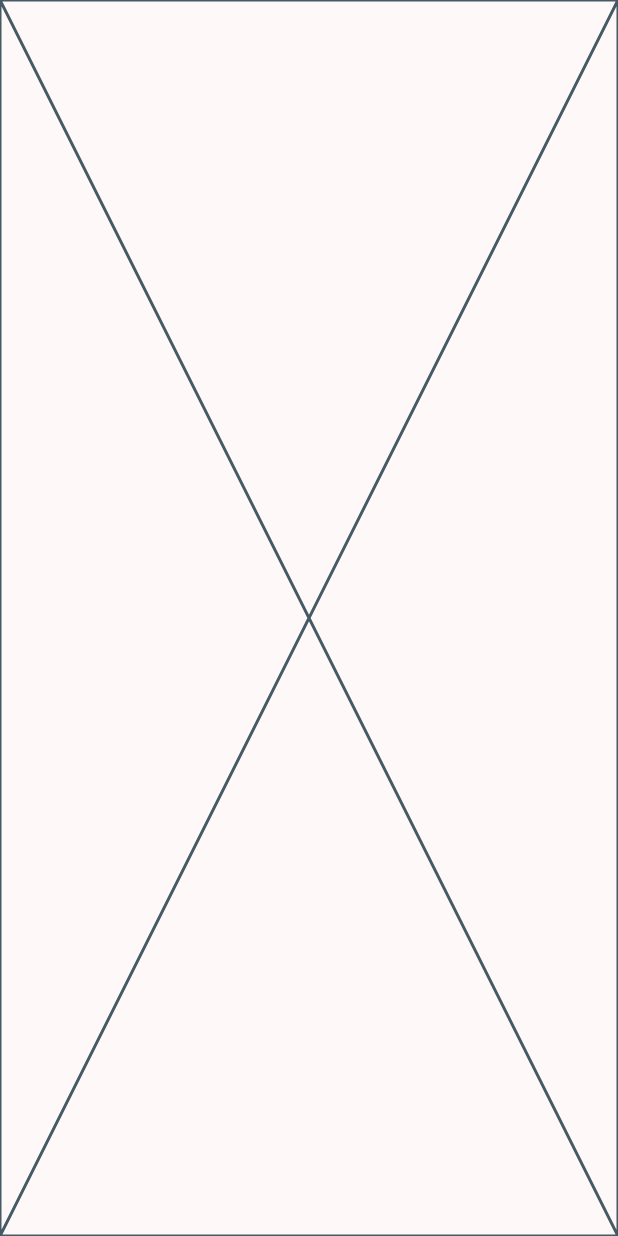
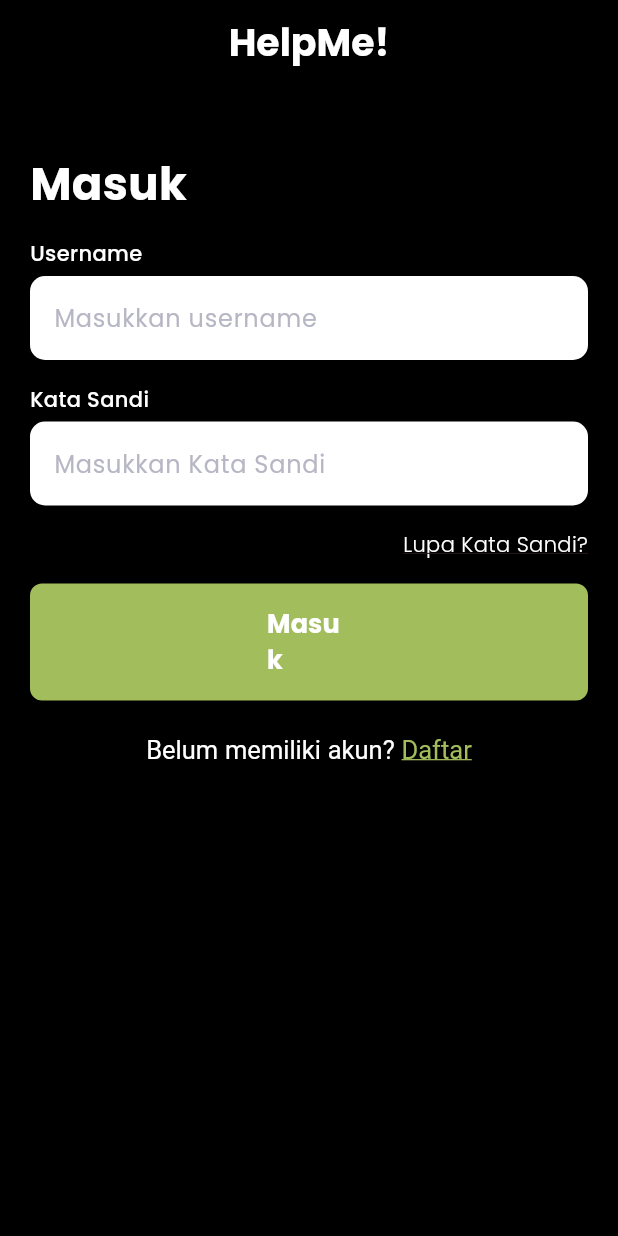
Before and after one commit to TreeAngel/help_me_alpha_dev, a Flutter app: the screen it shows after launch, on a phone screen of 412 x 824 dp. Run offline on Flutter 3.47's test engine with Material 3 defaults, Android fonts, the phone set to English and light mode, and no system bars; our stand-ins replace dio, geolocator, go_router, google_fonts.

Commit message:
first commit

```diff
--- a/lib/configs/app_colors.dart
+++ b/lib/configs/app_colors.dart
@@ -1,16 +1,17 @@
 import 'package:flutter/material.dart';
 
-@immutable
 class AppColors {
   static const primary = Color(0xFFE5FF7F);
 
   static const black = Color(0xFF000000);
   static const Color grey = Color(0xFFB7B6C4);
+  static const Color greyinput = Color(0xFFB7B6C4);
   static const white = Color(0xFFFFFFFF);
 
   static const vividRed = Color(0xFFEE3F3F);
   static const salmonPink = Color(0xFFFF7F7F);
   static const limeGreen = Color(0xFF6CC51D);
+  static const mitraGreen = Color(0xFFA2BD5B);
   static const goldenYellow = Color(0xFFFFC107);
   static const aquamarine = Color(0xFF95FACF);
 
--- a/lib/configs/app_route.dart
+++ b/lib/configs/app_route.dart
@@ -1,5 +1,5 @@
 import 'package:go_router/go_router.dart';
-import 'package:help_me_alpha_dev/ui/pages/home_page.dart';
+import 'package:help_me_mitra_alpha_ver/ui/pages/home_page.dart';
 
 class AppRoute {
   static GoRouter get appRoute {
--- a/lib/configs/app_theme.dart
+++ b/lib/configs/app_theme.dart
@@ -1,6 +1,6 @@
 import 'package:flutter/material.dart';
 import 'package:google_fonts/google_fonts.dart';
-import 'package:help_me_alpha_dev/configs/app_colors.dart';
+import 'package:help_me_mitra_alpha_ver/configs/app_colors.dart';
 
 class AppTheme {
   static ThemeData get appTheme {
@@ -11,7 +11,7 @@ class AppTheme {
         centerTitle: true,
         backgroundColor: Colors.transparent,
       ),
-      fontFamily: GoogleFonts.inter().fontFamily,
+      fontFamily: GoogleFonts.poppins().fontFamily,
     );
   }
 }
--- a/lib/main.dart
+++ b/lib/main.dart
@@ -1,6 +1,8 @@
 import 'package:flutter/material.dart';
-import 'package:help_me_alpha_dev/configs/app_theme.dart';
-import 'package:help_me_alpha_dev/ui/pages/home_page.dart';
+import 'package:help_me_mitra_alpha_ver/configs/app_theme.dart';
+import 'package:help_me_mitra_alpha_ver/ui/pages/home_page.dart';
+import 'package:help_me_mitra_alpha_ver/ui/pages/register_page.dart';
+import 'package:help_me_mitra_alpha_ver/ui/pages/login_page.dart';
 
 void main() {
   runApp(const MainApp());
@@ -12,8 +14,10 @@ class MainApp extends StatelessWidget {
   @override
   Widget build(BuildContext context) {
     return MaterialApp(
+      debugShowCheckedModeBanner: false,
+      title: 'Login',
       theme: AppTheme.appTheme,
-      home: const HomePage(),
+      home: const LoginPageView(),
     );
   }
 }
--- a/lib/services/api_helper.dart
+++ b/lib/services/api_helper.dart
@@ -1,6 +1,6 @@
 import 'package:dio/dio.dart';
-import 'package:help_me_alpha_dev/services/geolocator.dart';
-import 'package:help_me_alpha_dev/utils/logging.dart';
+import 'package:help_me_mitra_alpha_ver/services/geolocator.dart';
+import 'package:help_me_mitra_alpha_ver/utils/logging.dart';
 
 class ApiHelper {
   static const baseUrl = null;
--- a/lib/ui/pages/home_page.dart
+++ b/lib/ui/pages/home_page.dart
@@ -1,6 +1,6 @@
 import 'package:flutter/material.dart';
-import 'package:help_me_alpha_dev/configs/app_colors.dart';
-import 'package:help_me_alpha_dev/ui/widgets/gradient_card.dart';
+import 'package:help_me_mitra_alpha_ver/configs/app_colors.dart';
+import 'package:help_me_mitra_alpha_ver/ui/widgets/gradient_card.dart';
 
 class HomePage extends StatelessWidget {
   const HomePage({super.key});
--- /dev/null
+++ b/lib/ui/pages/login_page.dart
@@ -0,0 +1,436 @@
+import 'package:flutter/material.dart';
+import 'package:google_fonts/google_fonts.dart';
+import 'package:help_me_mitra_alpha_ver/configs/app_colors.dart';
+
+class LoginPageView extends StatelessWidget {
+  const LoginPageView({super.key});
+
+  @override
+  Widget build(BuildContext context) {
+    return Scaffold(
+      appBar: AppBar(
+        title: const Text('HelpMe!', style: TextStyle(
+          fontFamily: "poppins",
+          color: Colors.white,
+          fontSize: 25.21,
+          fontWeight: FontWeight.bold,
+        ),)
+      ),
+      backgroundColor: Colors.black,
+      body: Padding(
+        padding: const EdgeInsets.all(20.0),
+        child: Column(
+          crossAxisAlignment: CrossAxisAlignment.start,
+          children: [
+          const SizedBox(height: 25),
+            Text(
+              "Masuk",
+              style: GoogleFonts.poppins(
+                color: Colors.white,
+                fontSize: 30,
+                fontWeight: FontWeight.bold,
+              ),
+            ),
+            const SizedBox(height: 15),
+            Text(
+              "Username",
+              style: GoogleFonts.poppins(
+                color: Colors.white,
+                fontSize: 14,
+                fontWeight: FontWeight.w500,
+              ),
+            ),
+            const SizedBox(height: 5),
+            TextField(
+              style: const TextStyle(color: Colors.black ),
+              decoration: InputDecoration(
+                filled: true,
+                fillColor: Colors.white,
+                hintText: 'Masukkan username',
+                hintStyle: GoogleFonts.poppins(color: AppColors.greyinput),
+                border: OutlineInputBorder(
+                  borderRadius: BorderRadius.circular(10),
+                  borderSide: BorderSide.none,
+                ),
+              ),
+            ),
+            const SizedBox(height: 16),
+             Text(
+              "Kata Sandi",
+              style: GoogleFonts.poppins(
+                color: Colors.white,
+                fontSize: 14,
+                fontWeight: FontWeight.w500,
+              ),
+            ),
+            const SizedBox(height: 5),
+              TextField(
+              style: const TextStyle(color: Colors.black ),
+              decoration: InputDecoration(
+                filled: true,
+                fillColor: Colors.white,
+                hintText: 'Masukkan Kata Sandi',
+                hintStyle: GoogleFonts.poppins(color: AppColors.greyinput),
+                border: OutlineInputBorder(
+                  borderRadius: BorderRadius.circular(10),
+                  borderSide: BorderSide.none,
+                ),
+              ),
+            ),
+            const SizedBox(height: 16),
+            Align(
+              alignment: Alignment.centerRight,
+              child: Text(
+              "Lupa Kata Sandi?",
+              style: GoogleFonts.poppins(
+                decoration: TextDecoration.underline,
+                color: Colors.white,
+                fontSize: 14,
+                fontWeight: FontWeight.w300,
+              ),),
+            ),
+            const SizedBox(height: 16),
+            ElevatedButton(
+              onPressed: () {},
+              style: ElevatedButton.styleFrom(
+                  backgroundColor: AppColors.mitraGreen,
+                  padding: const EdgeInsets.symmetric(
+                    horizontal: 158, vertical: 15,
+                  ),
+                  shape: RoundedRectangleBorder(
+                    borderRadius: BorderRadius.circular(8),
+                  ),
+                ),
+              child: const Text(
+                'Masuk',
+                style: TextStyle(
+                  color: Colors.white,
+                  fontSize: 17,
+                  fontWeight: FontWeight.bold,
+                ),
+              ),
+            ),
+            const SizedBox(height: 20),
+            Center(
+              child: RichText(
+              text: const TextSpan(
+                text: 'Belum memiliki akun? ',
+                style: TextStyle(
+                  color: Colors.white,
+                  fontSize: 17,
+                  fontWeight: FontWeight.w400
+                ),
+                children: <TextSpan>[
+                  TextSpan(
+                    text: 'Daftar',
+                    style: TextStyle(
+                      fontWeight: FontWeight.w400,
+                      color: AppColors.mitraGreen,
+                      decoration: TextDecoration.underline,
+                    ),
+                  ),
+                ],
+              ),
+            ),
+            ),
+          ],
+        ),
+      ),
+    );
+  }
+}
+
+
+// import 'package:flutter/material.dart';
+// import 'package:google_fonts/google_fonts.dart';
+// import 'package:help_me_mitra_alpha_ver/configs/app_colors.dart';
+
+// class LoginPageView extends StatefulWidget {
+//   const LoginPageView({super.key});
+
+//   @override
+//   State<LoginPageView> createState() => _LoginPageViewState();
+// }
+
+// class _LoginPageViewState extends State<LoginPageView> {
+//   // Controllers untuk menangani inputan user
+//   final TextEditingController _usernameController = TextEditingController();
+//   final TextEditingController _passwordController = TextEditingController();
+
+//   @override
+//   Widget build(BuildContext context) {
+//     return Scaffold(
+//       backgroundColor: Colors.black,
+//       body: Padding(
+//         padding: const EdgeInsets.symmetric(vertical: 16.0, horizontal: 24.0),
+//         child: Column(
+//           crossAxisAlignment: CrossAxisAlignment.start,
+//           children: [
+//             const SizedBox(height: 90),
+//             const SubHeaderText(),
+//             const SizedBox(height: 10),
+//             const FooterText(),
+//             // Label untuk Username
+//             Text(
+//               "Username",
+//               style: GoogleFonts.poppins(
+//                 color: Colors.white,
+//                 fontSize: 14,
+//                 fontWeight: FontWeight.w500,
+//               ),
+//             ),
+//             const SizedBox(height: 8),
+//             // Input untuk Username
+//             TextField(
+//               controller: _usernameController,
+//               style: const TextStyle(color: Colors.white),
+//               decoration: InputDecoration(
+//                 filled: true,
+//                 fillColor: Colors.white,
+//                 hintText: 'Masukkan username',
+//                 hintStyle: GoogleFonts.poppins(color: AppColors.grey),
+//                 border: OutlineInputBorder(
+//                   borderRadius: BorderRadius.circular(8),
+//                   borderSide: BorderSide.none,
+//                 ),
+//               ),
+//             ),
+//             const SizedBox(height: 20),
+//             // Label untuk Password
+//             Text(
+//               "Password",
+//               style: GoogleFonts.poppins(
+//                 color: Colors.white,
+//                 fontSize: 14,
+//                 fontWeight: FontWeight.w500,
+
+//               ),
+//             ),
+//             const SizedBox(height: 8),
+//             // Input untuk Password
+//             TextField(
+//               controller: _passwordController,
+//               obscureText: true, // Agar input menjadi titik-titik
+//               style: const TextStyle(color: Colors.white),
+//               decoration: InputDecoration(
+//                 filled: true,
+//                 fillColor: Colors.white,
+//                 hintText: 'Masukkan password',
+//                 hintStyle: GoogleFonts.poppins(color: AppColors.grey),
+//                 border: OutlineInputBorder(
+//                   borderRadius: BorderRadius.circular(10),
+//                   borderSide: BorderSide.none,
+//                 ),
+//               ),
+//             ),
+//             const SizedBox(height: 40),
+//             // Tombol Login
+//             Center(
+//               child: ElevatedButton(
+//                 onPressed: () {
+//                   // Aksi yang dilakukan saat login
+//                   String username = _usernameController.text;
+//                   String password = _passwordController.text;
+//                   print('Username: $username, Password: $password');
+//                 },
+//                 style: ElevatedButton.styleFrom(
+//                   backgroundColor: AppColors.mitraGreen,
+//                   padding: const EdgeInsets.symmetric(
+//                     horizontal: 153, vertical: 18,
+//                   ),
+//                   shape: RoundedRectangleBorder(
+//                     borderRadius: BorderRadius.circular(8),
+//                   ),
+//                 ),
+//                 child: Text(
+//                   "Masuk",
+//                   style: GoogleFonts.poppins(
+//                     color: Colors.white,
+//                     fontSize: 16,
+//                     fontWeight: FontWeight.w500,
+//                   ),
+//                 ),
+//               ),
+//             ),
+//           ],
+//         ),
+//       ),
+//     );
+//   }
+
+//   @override
+//   void dispose() {
+//     _usernameController.dispose();
+//     _passwordController.dispose();
+//     super.dispose();
+//   }
+// }
+
+// // Komponen untuk Subheader
+// class SubHeaderText extends StatelessWidget {
+//   const SubHeaderText({super.key});
+
+//   @override
+//   Widget build(BuildContext context) {
+//     return const Align(
+//       alignment: Alignment.centerLeft,
+//       child: Text(
+//         "Masuk",
+//         style: TextStyle(
+//           fontFamily: "poppins",
+//           color: Colors.white,
+//           fontSize: 30,
+//           fontWeight: FontWeight.bold,
+//         ),
+//       ),
+//     );
+//   }
+// }
+
+// //Komponen untuk teks di bagian footer "Belum memiliki akun? Daftar"
+// class FooterText extends StatelessWidget {
+//   const FooterText({super.key});
+
+//   @override
+//   Widget build(BuildContext context) {
+//     return Padding(
+//       padding: const EdgeInsets.fromLTRB(16, 0, 16, 100),
+//       child: Row(
+//         mainAxisAlignment: MainAxisAlignment.center,
+//         children: [
+//           RichText(
+//             text: TextSpan(
+//               text: "Belum memiliki akun? ",
+//               style: GoogleFonts.poppins(
+//                 color: Colors.white,
+//                 fontSize: 19,
+//               ),
+//               children: [
+//                 TextSpan(
+//                   text: "Daftar",
+//                   style: GoogleFonts.poppins(
+//                     color: AppColors.mitraGreen,
+//                     decoration: TextDecoration.underline,
+//                   ),
+//                 ),
+//               ],
+//             ),
+//           ),
+//         ],
+//       ),
+//     );
+//   }
+// }
+
+
+// import 'package:flutter/material.dart';
+// import 'package:help_me_mitra_alpha_ver/configs/app_colors.dart';
+// import 'package:google_fonts/google_fonts.dart';
+
+// class LoginPageView extends StatefulWidget {
+//   const LoginPageView({super.key});
+
+//   @override
+//   State<LoginPageView> createState() => _LoginPageViewState();
+// }
+
+// class _LoginPageViewState extends State<LoginPageView> {
+//   @override
+//   Widget build(BuildContext context) {
+//     return const Scaffold(
+//       backgroundColor: Colors.black,
+//       body: Column(
+//         children: [
+//           HeaderText(),          // Komponen untuk header HelpMe!
+//           SubHeaderText(),       // Komponen untuk subheader
+//           Spacer(),
+//           FooterText(),          // Komponen untuk teks di footer
+//         ],
+//       ),
+//     );
+//   }
+// }
+
+// // Komponen untuk header text "HelpMe!"
+// class HeaderText extends StatelessWidget {
+//   const HeaderText({super.key});
+
+//   @override
+//   Widget build(BuildContext context) {
+//     return const Padding(
+//       padding: EdgeInsets.only(top: 42.52),
+//       child: Center(
+//         child: Text(
+//           "HelpMe!",
+//           style: TextStyle(
+//             fontFamily: "poppins",
+//             color: Colors.white,
+//             fontSize: 25.21,
+//             fontWeight: FontWeight.bold,
+//           ),
+//         ),
+//       ),
+//     );
+//   }
+// }
+
+// // Komponen untuk subheader text "Masukkan email dan kata sandi Anda"
+// class SubHeaderText extends StatelessWidget {
+//   const SubHeaderText({super.key});
+
+//   @override
+//   Widget build(BuildContext context) {
+//     return const Padding(
+//       padding: EdgeInsets.only(top: 20.0, left: 20.0),
+//       child: Align(
+//         alignment: Alignment.centerLeft,
+//         child: Text(
+//           "Masuk",
+//           style: TextStyle(
+//             fontFamily: "poppins",
+//             color: Colors.white,
+//             fontSize: 30,
+//             fontWeight: FontWeight.bold,
+//           ),
+//         ),
+//       ),
+//     );
+//   }
+// }
+
+
+
+// // Komponen untuk teks di bagian footer "Belum memiliki akun? Daftar"
+// class FooterText extends StatelessWidget {
+//   const FooterText({super.key});
+
+//   @override
+//   Widget build(BuildContext context) {
+//     return Padding(
+//       padding: const EdgeInsets.fromLTRB(16, 0, 16, 100),
+//       child: Row(
+//         mainAxisAlignment: MainAxisAlignment.center,
+//         children: [
+//           RichText(
+//             text: TextSpan(
+//               text: "Belum memiliki akun? ",
+//               style: GoogleFonts.poppins(
+//                 color: Colors.white,
+//                 fontSize: 19,
+//               ),
+//               children: [
+//                 TextSpan(
+//                   text: "Daftar",
+//                   style: GoogleFonts.poppins(
+//                     color: AppColors.mitraGreen,
+//                     decoration: TextDecoration.underline,
+//                   ),
+//                 ),
+//               ],
+//             ),
+//           ),
+//         ],
+//       ),
+//     );
+//   }
+// }
--- a/lib/ui/widgets/gradient_card.dart
+++ b/lib/ui/widgets/gradient_card.dart
@@ -5,14 +5,14 @@ class GradientCard extends StatelessWidget {
     super.key,
     required this.width,
     required this.height,
+    required this.cardColor,
     required this.child,
-    required this.cardColor,
   });
 
   final double? width;
   final double? height;
+  final Color cardColor;
   final Widget child;
-  final Color cardColor;
 
   @override
   Widget build(BuildContext context) {
```
Also changed, not shown: lib/ui/pages/register_page.dart (added, +220 -0 lines), pubspec.yaml (+20 -2 lines), assets/fonts/Inter_18pt-Regular.ttf (added), assets/fonts/Inter_24pt-Bold.ttf (added), assets/fonts/Poppins-Bold.ttf (added), assets/fonts/Poppins-Regular.ttf (added), assets/fonts/Poppins-SemiBold.ttf (added).
